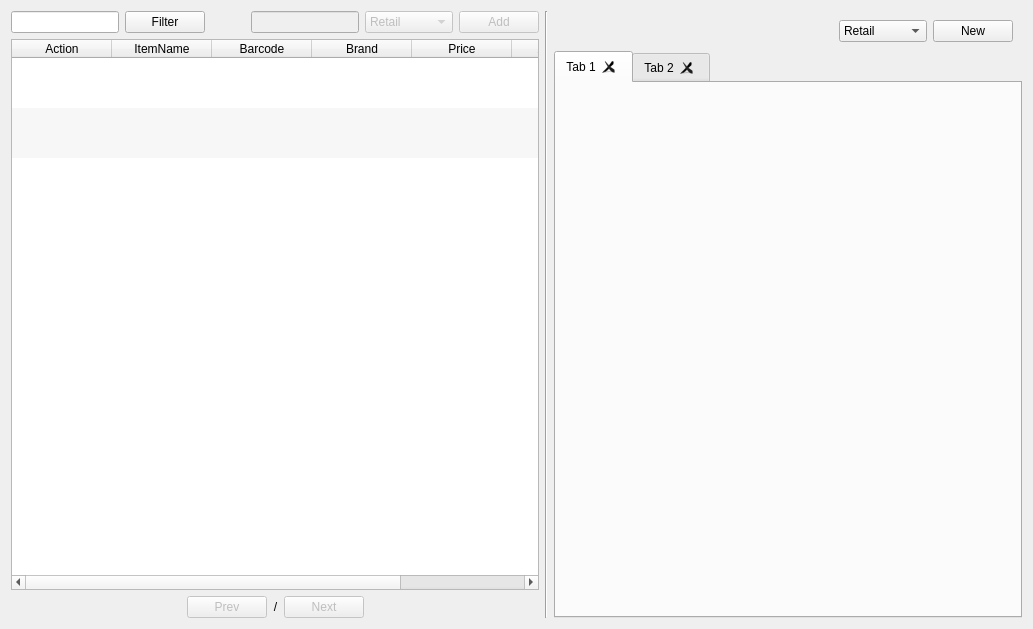
Before: the Qt Designer form app/views/templates/generated/ManageSales.ui in rondalefloyd/mts-pos, drawn with Qt 5.
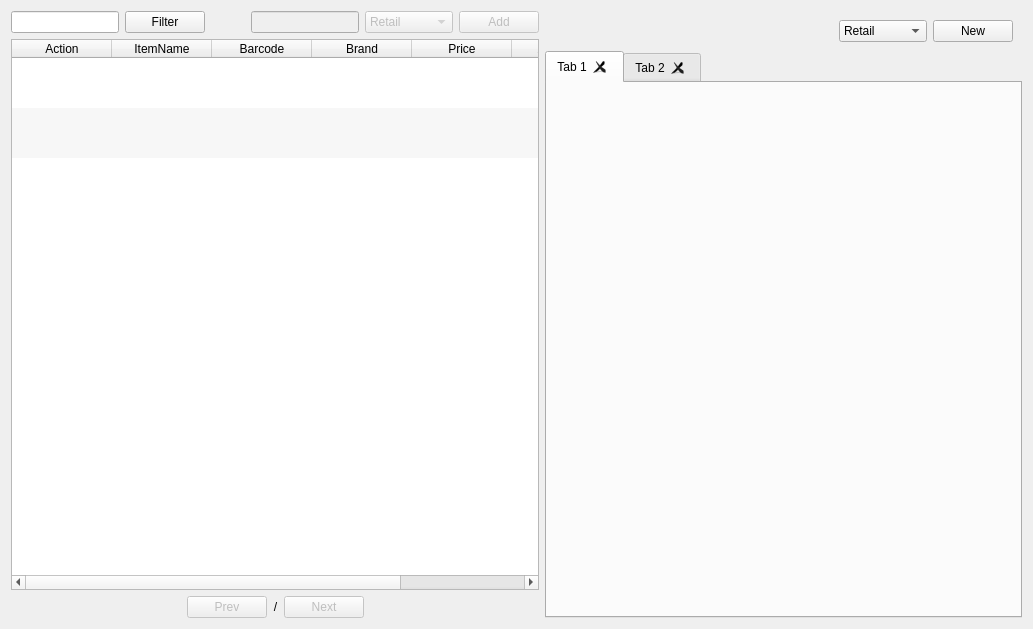
After: the same form once the commit is applied. The open tabs and pages were chosen to show the change.

Patch:
```diff
--- a/app/views/templates/generated/ManageSales.ui
+++ b/app/views/templates/generated/ManageSales.ui
@@ -251,13 +251,6 @@
      </item>
     </layout>
    </item>
-   <item>
-    <widget class="Line" name="line">
-     <property name="orientation">
-      <enum>Qt::Vertical</enum>
-     </property>
-    </widget>
-   </item>
    <item>
     <widget class="QFrame" name="frameRegister">
      <property name="maximumSize">
```
Left out of the diff: 2 changed lines with no effect on the pictures.
